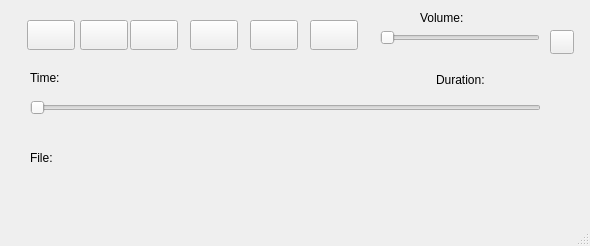
Before: the Qt Designer form mainwindow.ui in SergeyKurnosov/QT_Projects, drawn with Qt 5.
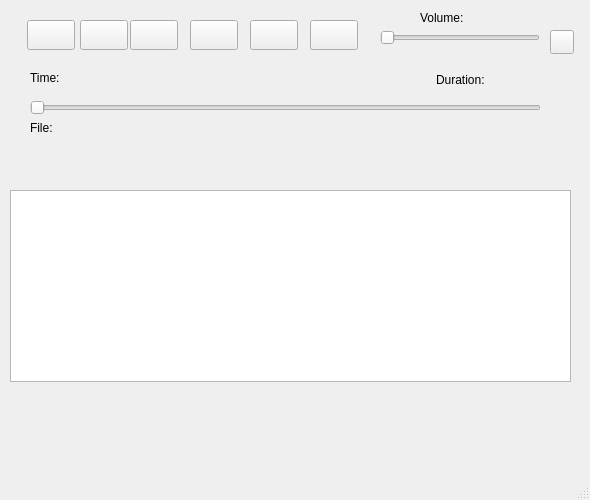
After: the same form once the commit is applied. Icons and pictures are not drawn.

What changed in the file:
```diff
--- a/mainwindow.ui
+++ b/mainwindow.ui
@@ -7,19 +7,19 @@
     <x>0</x>
     <y>0</y>
     <width>590</width>
-    <height>246</height>
+    <height>500</height>
    </rect>
   </property>
   <property name="minimumSize">
    <size>
     <width>590</width>
-    <height>246</height>
+    <height>500</height>
    </size>
   </property>
   <property name="maximumSize">
    <size>
     <width>590</width>
-    <height>246</height>
+    <height>500</height>
    </size>
   </property>
   <property name="windowTitle">
@@ -249,7 +249,7 @@
     <property name="geometry">
      <rect>
       <x>30</x>
-      <y>150</y>
+      <y>120</y>
       <width>511</width>
       <height>16</height>
      </rect>
@@ -271,6 +271,16 @@
      <string/>
     </property>
    </widget>
+   <widget class="QTableView" name="tableViewPlayList">
+    <property name="geometry">
+     <rect>
+      <x>10</x>
+      <y>190</y>
+      <width>561</width>
+      <height>192</height>
+     </rect>
+    </property>
+   </widget>
   </widget>
   <widget class="QMenuBar" name="menubar">
    <property name="geometry">
```
